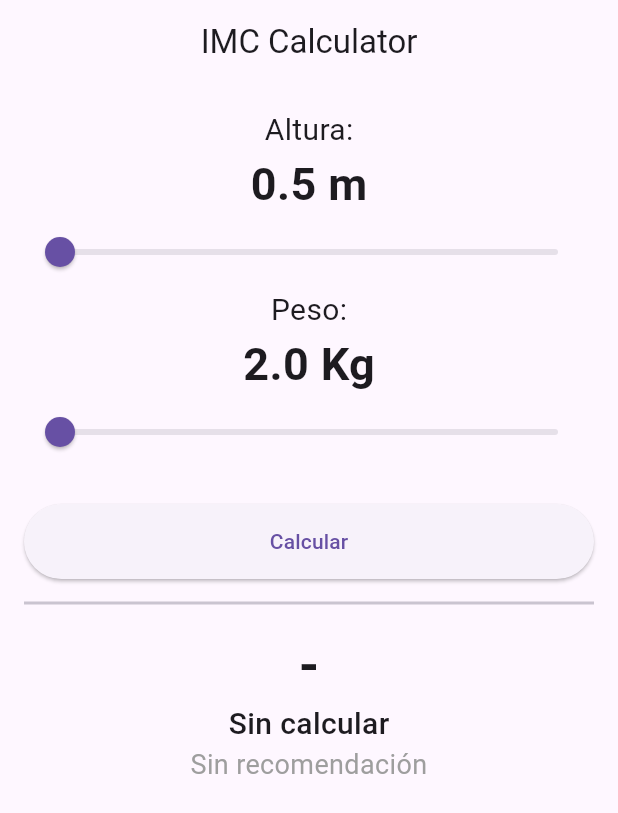
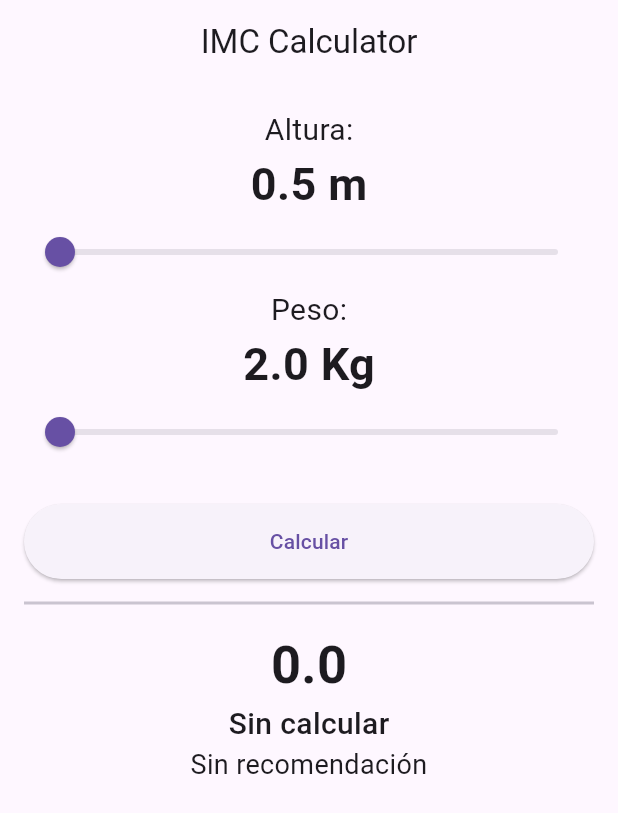
Before and after one commit to fr4nsgallegos/slider_app_g8, a Flutter app: the screen it shows after launch, on a phone screen of 412 x 824 dp. Shown: the top 813 px of the screen. Run offline on Flutter 3.47's test engine with Material 3 defaults, Android fonts, the phone set to English and light mode, and no system bars; our stand-ins replace flutter_svg.

Commit message:
imc finish

```diff
--- a/lib/models/imc_model.dart
+++ b/lib/models/imc_model.dart
@@ -1,23 +1,36 @@
+import 'package:flutter/material.dart';
+
 class ImcModel {
   String titulo;
   String recomendacion;
   String pathImage;
-  ImcModel(this.titulo, this.recomendacion, this.pathImage);
+  ImcModel(this.titulo, this.recomendacion, this.pathImage, this.color);
+  Color color;
 }
 
 List<ImcModel> indiceList = [
   ImcModel(
     "Bajo peso",
     "Se debe consumir alimentos que contengan los nutrientes necesarios",
-      "pathImage"),
+    "assets/images/bajoPeso.svg",
+    Colors.yellow,
+  ),
   ImcModel(
-      "Normal", "Su IMC es normal, matenga una dieta balanceada", "pathImage"),
+    "Normal",
+    "Su IMC es normal, matenga una dieta balanceada",
+    "assets/images/normal.svg",
+    Colors.green,
+  ),
   ImcModel(
     "Sobrepeso",
     "Debe salior a correr 1 o 2 veces a la semana, tomar bastante agua.",
-      "pathImage"),
+    "assets/images/sobrepeso.svg",
+    Colors.orange,
+  ),
   ImcModel(
     "Obesidad",
     "Realizar una dieta balanceada, hacer ejercicio 3 o 5 veces a la semana",
-      "pathImage"),
+    "assets/images/obesidad.svg",
+    Colors.red,
+  ),
 ];
--- a/lib/pages/imc_calulator_page.dart
+++ b/lib/pages/imc_calulator_page.dart
@@ -1,5 +1,7 @@
 import 'package:flutter/material.dart';
+import 'package:flutter_svg/svg.dart';
 import 'package:slider_example_g8/models/imc_model.dart';
+import 'package:slider_example_g8/widgets/result_imc_widget.dart';
 
 class ImcCalculatorPage extends StatefulWidget {
   @override
@@ -101,24 +103,12 @@ class _ImcCalculatorPageState extends State<ImcCalculatorPage> {
               ),
             ),
             Divider(height: 32, thickness: 2),
-            Text(
-              imcResult == 0 ? "-" : imcResult.toString(),
-              style: TextStyle(
-                fontSize: 35,
-                fontWeight: FontWeight.bold,
-              ),
-            ),
-            Text(
-              selectedImcModel?.titulo ?? "Sin calcular",
-              style: TextStyle(fontSize: 20, fontWeight: FontWeight.w500),
-            ),
-            Text(
-              selectedImcModel?.recomendacion ?? "Sin recomendación",
-              style: TextStyle(
-                fontSize: 18,
-                color: Colors.grey,
-              ),
-              textAlign: TextAlign.center,
+            ResultImcWidget(
+              imcResult: imcResult.toString(),
+              imcModelTitulo: selectedImcModel?.titulo,
+              imcModelRecomendacion: selectedImcModel?.recomendacion,
+              imcModelImagePath: selectedImcModel?.pathImage,
+              color: selectedImcModel?.color,
             )
           ],
         ),
--- a/lib/widgets/result_im_widget.dart
+++ b/lib/widgets/result_imc_widget.dart
@@ -1,16 +1,19 @@
 import 'package:flutter/material.dart';
+import 'package:flutter_svg/flutter_svg.dart';
 
 class ResultImcWidget extends StatelessWidget {
   String imcResult;
   String? imcModelTitulo;
   String? imcModelRecomendacion;
   String? imcModelImagePath;
+  Color? color;
 
   ResultImcWidget({
     required this.imcResult,
     required this.imcModelTitulo,
     required this.imcModelRecomendacion,
     required this.imcModelImagePath,
+    required this.color,
   });
 
   @override
@@ -22,20 +25,42 @@ class ResultImcWidget extends StatelessWidget {
           style: TextStyle(
             fontSize: 35,
             fontWeight: FontWeight.bold,
+            color: color,
           ),
         ),
         Text(
           imcModelTitulo ?? "Sin calcular",
-          style: TextStyle(fontSize: 20, fontWeight: FontWeight.w500),
+          style: TextStyle(
+              fontSize: 20, fontWeight: FontWeight.w500, color: color),
         ),
         Text(
           imcModelRecomendacion ?? "Sin recomendación",
           style: TextStyle(
             fontSize: 18,
-            color: Colors.grey,
+            color: color,
           ),
           textAlign: TextAlign.center,
         ),
+        SizedBox(
+          height: 48,
+        ),
+        imcModelImagePath == null
+            ? Container()
+            : Container(
+                width: MediaQuery.of(context).size.width / 2,
+                height: 200,
+                // margin: EdgeInsets.all(16),
+                padding: EdgeInsets.all(24),
+                decoration: BoxDecoration(
+                  shape: BoxShape.circle,
+                  color: Colors.grey[300],
+                ),
+                child: SvgPicture.asset(
+                  imcModelImagePath!,
+                  // color: Colors.green,
+                  fit: BoxFit.contain,
+                ),
+              ),
       ],
     );
   }
--- a/pubspec.yaml
+++ b/pubspec.yaml
@@ -45,8 +45,10 @@ flutter:
   # the material Icons class.
   uses-material-design: true
   # To add assets to your application, add an assets section, like this:
+  assets:
+    - assets/images/
   # assets:
-  #   - images/a_dot_burr.jpeg
+    # - images/a_dot_burr.jpeg
   #   - images/a_dot_ham.jpeg
   # An image asset can refer to one or more resolution-specific "variants", see
   # https://flutter.dev/assets-and-images/#resolution-aware
```
Also changed, not shown: assets/images/default.svg (added). Lines whose indentation alone changed are shown as unchanged.
